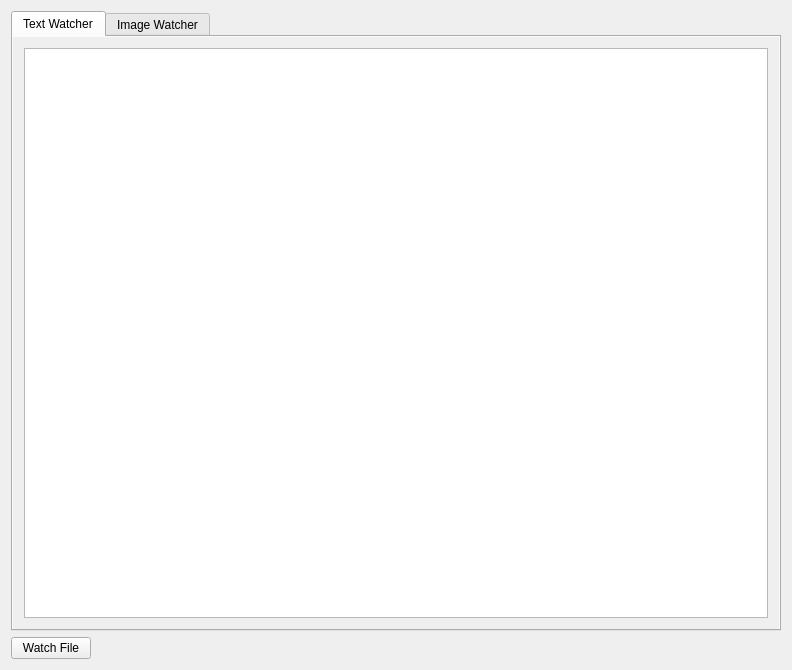
Above: allseeingeye.ui from brk/all-seeing-eye before the change. Below: the same form after it.
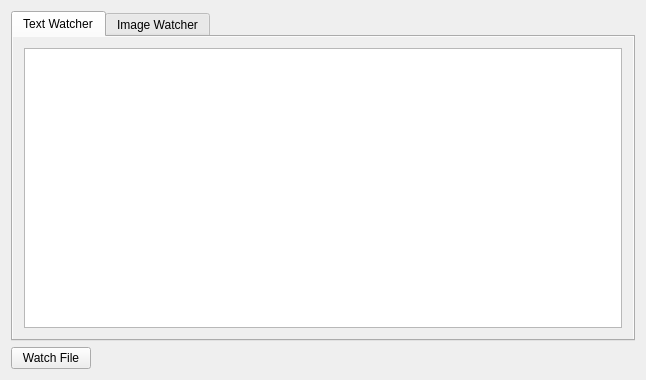
That is the form after the change. The open tabs and pages were chosen to show the change. Icons and pictures are not drawn.

What changed in the file:
```diff
--- a/allseeingeye.ui
+++ b/allseeingeye.ui
@@ -6,8 +6,8 @@
    <rect>
     <x>0</x>
     <y>0</y>
-    <width>792</width>
-    <height>670</height>
+    <width>646</width>
+    <height>380</height>
    </rect>
   </property>
   <property name="windowTitle">
```
Left out of the diff: 6 changed lines with no effect on the pictures.
